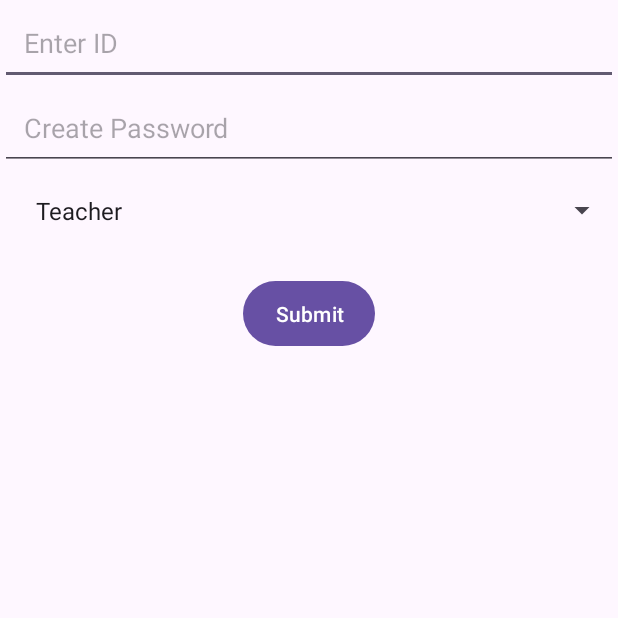
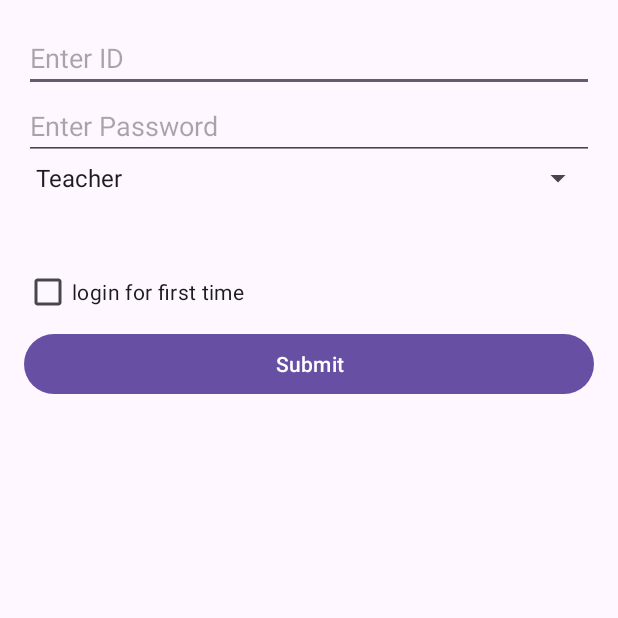
Before and after one commit to Urva2/geoment-smart_attendance, an Android app: the LoginActivity screen opened directly, with no data from a screen before it, after a tap on "Submit", on a phone screen of 412 x 824 dp, the top half of it. Run offline under Robolectric (Android 15) with nearby library versions, the phone set to English and light mode, and no system bars; our stand-ins replace Firebase (no records; nobody signed in at launch, a user with empty details on screens opened directly).

Commit message:
third commit

```diff
--- a/app/src/main/AndroidManifest.xml
+++ b/app/src/main/AndroidManifest.xml
@@ -12,6 +12,12 @@
         android:supportsRtl="true"
         android:theme="@style/Theme.Attendance"
         tools:targetApi="31">
+        <activity
+            android:name=".StudentMainActivity2"
+            android:exported="false" />
+        <activity
+            android:name=".StudentMainActivity1"
+            android:exported="false" />
         <activity
             android:name=".AppointLectureActivity"
             android:exported="false" />
--- a/app/src/main/java/com/example/attendance/LoginActivity.java
+++ b/app/src/main/java/com/example/attendance/LoginActivity.java
@@ -1,75 +1,86 @@
 package com.example.attendance;
-
 import android.content.Intent;
 import android.os.Bundle;
 import android.view.View;
-import android.widget.Button;
+import android.widget.CheckBox;
 import android.widget.EditText;
 import android.widget.Spinner;
 import android.widget.Toast;
-
+import android.widget.Button;
+import android.widget.AdapterView;
 import androidx.appcompat.app.AppCompatActivity;
-
 import com.google.firebase.auth.FirebaseAuth;
 import com.google.firebase.auth.FirebaseUser;
 
 public class LoginActivity extends AppCompatActivity {
 
-    private EditText idEditText, passwordEditText;
-    private Spinner roleSpinner;
-    private Button loginButton;
-
+    private EditText etID, etPassword;
+    private Spinner spinnerUserType;
+    private CheckBox cbStudent;
+    private Button btnSubmit;
     private FirebaseAuth mAuth;
+    private String selectedUserType;
 
     @Override
     protected void onCreate(Bundle savedInstanceState) {
         super.onCreate(savedInstanceState);
         setContentView(R.layout.activity_login);
 
-        // Initialize Firebase Auth
+        etID = findViewById(R.id.etID);
+        etPassword = findViewById(R.id.etPassword);
+        spinnerUserType = findViewById(R.id.spinnerUserType);
+        cbStudent = findViewById(R.id.cbStudent);
+        btnSubmit = findViewById(R.id.btnSubmit);
+
         mAuth = FirebaseAuth.getInstance();
 
+        // Spinner onItemSelectedListener for user type (Student or Teacher)
+        spinnerUserType.setOnItemSelectedListener(new AdapterView.OnItemSelectedListener() {
+            @Override
+            public void onItemSelected(AdapterView<?> parentView, View selectedItemView, int position, long id) {
+                selectedUserType = parentView.getItemAtPosition(position).toString();
+            }
 
-        // Initialize Views
-        idEditText = findViewById(R.id.idEditText);
-        passwordEditText = findViewById(R.id.passwordEditText);
-        roleSpinner = findViewById(R.id.roleSpinner);
-        loginButton = findViewById(R.id.submitButton);
+            @Override
+            public void onNothingSelected(AdapterView<?> parentView) {
+                selectedUserType = null;
+            }
+        });
 
-        // On clicking the login button, authenticate the user
-        loginButton.setOnClickListener(v -> loginUser());
+        // Submit button click listener
+        btnSubmit.setOnClickListener(view -> authenticateUser());
     }
 
-    private void loginUser() {
-        String Email = idEditText.getText().toString().trim();
-        String password = passwordEditText.getText().toString().trim();
-        String selectedRole = roleSpinner.getSelectedItem().toString();
+    private void authenticateUser() {
+        String userID = etID.getText().toString().trim();
+        String userPassword = etPassword.getText().toString().trim();
 
-        // Input validation
-        if (Email.isEmpty() || password.isEmpty()) {
-            Toast.makeText(LoginActivity.this, "Please enter ID and password", Toast.LENGTH_SHORT).show();
+        if (userID.isEmpty() || userPassword.isEmpty()) {
+            Toast.makeText(this, "Please enter both ID and Password", Toast.LENGTH_SHORT).show();
             return;
         }
 
-        // Authenticate using Firebase Authentication
-        mAuth.signInWithEmailAndPassword(Email, password)
-                .addOnCompleteListener(task -> {
+        mAuth.signInWithEmailAndPassword(userID, userPassword)
+                .addOnCompleteListener(this, task -> {
                     if (task.isSuccessful()) {
                         FirebaseUser user = mAuth.getCurrentUser();
                         if (user != null) {
-                            // Check role and navigate accordingly
-                            if (selectedRole.equals("Teacher")) {
-                                Intent intent = new Intent(LoginActivity.this, TeacherMainActivity.class);
-                                startActivity(intent);
-                                finish();  // To close the LoginActivity once logged in
-                            } else if (selectedRole.equals("Student")) {
-                                Intent intent = new Intent(LoginActivity.this, StudentMainActivity.class);
-                                startActivity(intent);
-                                finish();  // To close the LoginActivity once logged in
+                            // Check selected user type and checkbox status
+                            if ("Student".equals(selectedUserType)) {
+                                if (cbStudent.isChecked()) {
+                                    // Navigate to MainActivity1 (Student Main Activity 1)
+                                    startActivity(new Intent(LoginActivity.this, StudentMainActivity1.class));
+                                } else {
+                                    // Navigate to MainActivity2 (Student Main Activity 2)
+                                    startActivity(new Intent(LoginActivity.this, StudentMainActivity2.class));
+                                }
+                            } else if ("Teacher".equals(selectedUserType)) {
+                                // Navigate to Teacher Main Activity
+                                startActivity(new Intent(LoginActivity.this, TeacherMainActivity.class));
                             }
                         }
                     } else {
-                        Toast.makeText(LoginActivity.this, "Login failed: " + task.getException().getMessage(), Toast.LENGTH_SHORT).show();
+                        Toast.makeText(LoginActivity.this, "Authentication Failed", Toast.LENGTH_SHORT).show();
                     }
                 });
     }
--- a/app/src/main/java/com/example/attendance/RegisterActivity.java
+++ b/app/src/main/java/com/example/attendance/RegisterActivity.java
@@ -13,9 +13,10 @@ import com.google.firebase.auth.FirebaseAuth;
 public class RegisterActivity extends AppCompatActivity {
 
     private EditText idEditText, passwordEditText;
-    private Spinner roleSpinner;
+
 
     private FirebaseAuth mAuth;
+    private Spinner roleSpinner;
 
     @Override
     protected void onCreate(Bundle savedInstanceState) {
@@ -34,6 +35,7 @@ public class RegisterActivity extends AppCompatActivity {
         // On clicking the register button, register the user
         registerButton.setOnClickListener(v -> registerUser());
     }
+
 
     private void registerUser() {
         String id = idEditText.getText().toString().trim();
@@ -58,7 +60,7 @@ public class RegisterActivity extends AppCompatActivity {
                             Intent intent = new Intent(RegisterActivity.this, TeacherMainActivity.class);
                             startActivity(intent);
                         } else if (selectedRole.equals("Student")) {
-                            Intent intent = new Intent(RegisterActivity.this, StudentMainActivity.class);
+                            Intent intent = new Intent(RegisterActivity.this, LoginActivity.class);
                             startActivity(intent);
                         }
                     } else {
--- a/app/src/main/res/layout/activity_login.xml
+++ b/app/src/main/res/layout/activity_login.xml
@@ -1,55 +1,47 @@
 <?xml version="1.0" encoding="utf-8"?>
-<androidx.constraintlayout.widget.ConstraintLayout xmlns:android="http://schemas.android.com/apk/res/android"
-    xmlns:app="http://schemas.android.com/apk/res-auto"
-    xmlns:tools="http://schemas.android.com/tools"
+<LinearLayout xmlns:android="http://schemas.android.com/apk/res/android"
     android:layout_width="match_parent"
     android:layout_height="match_parent"
-    tools:context=".RegisterActivity">
+    android:orientation="vertical"
+    android:padding="16dp">
 
-    <!-- ID Input Field -->
+    <!-- ID input -->
     <EditText
-        android:id="@+id/idEditText"
-        android:layout_width="0dp"
+        android:id="@+id/etID"
+        android:layout_width="match_parent"
         android:layout_height="wrap_content"
         android:hint="Enter ID"
-        app:layout_constraintEnd_toEndOf="parent"
-        app:layout_constraintStart_toStartOf="parent"
-        app:layout_constraintTop_toTopOf="parent"
-        android:padding="16dp"/>
+        android:inputType="text" />
 
-    <!-- Password Input Field -->
+    <!-- Password input -->
     <EditText
-        android:id="@+id/passwordEditText"
-        android:layout_width="0dp"
+        android:id="@+id/etPassword"
+        android:layout_width="match_parent"
         android:layout_height="wrap_content"
-        android:hint="Create Password"
-        android:inputType="textPassword"
-        app:layout_constraintEnd_toEndOf="parent"
-        app:layout_constraintStart_toStartOf="parent"
-        app:layout_constraintTop_toBottomOf="@id/idEditText"
-        android:padding="16dp"/>
+        android:hint="Enter Password"
+        android:inputType="textPassword" />
 
-    <!-- Role Selection Spinner with options -->
+    <!-- Spinner for user type selection -->
     <Spinner
-        android:id="@+id/roleSpinner"
-        android:layout_width="0dp"
+        android:id="@+id/spinnerUserType"
+        android:layout_width="match_parent"
+        android:entries="@array/role_array"
+        android:layout_height="wrap_content" />
+
+    <!-- Checkbox for student -->
+
+    <!-- Submit button -->
+    <CheckBox
+        android:id="@+id/cbStudent"
+        android:layout_width="wrap_content"
+        android:layout_marginTop="40dp"
         android:layout_height="wrap_content"
-        app:layout_constraintEnd_toEndOf="parent"
-        app:layout_constraintStart_toStartOf="parent"
-        app:layout_constraintTop_toBottomOf="@id/passwordEditText"
-        android:padding="16dp"
-        android:entries="@array/role_array"/>
+        android:text="login for first time" />
 
-    <!-- Submit Button -->
     <Button
-        android:id="@+id/submitButton"
-        android:layout_width="wrap_content"
+        android:id="@+id/btnSubmit"
+        android:layout_width="match_parent"
         android:layout_height="wrap_content"
-        android:text="Submit"
-        app:layout_constraintEnd_toEndOf="parent"
-        app:layout_constraintStart_toStartOf="parent"
-        app:layout_constraintTop_toBottomOf="@id/roleSpinner"
-        android:layout_marginTop="16dp"
-        android:padding="12dp"/>
 
-</androidx.constraintlayout.widget.ConstraintLayout>
+        android:text="Submit" />
+</LinearLayout>
```
Also changed, not shown: app/src/main/java/com/example/attendance/AppointLectureActivity.java (+21 -3 lines), app/src/main/java/com/example/attendance/StudentMainActivity1.java (renamed from app/src/main/java/com/example/attendance/StudentMainActivity.java, +17 -17 lines), app/src/main/java/com/example/attendance/StudentMainActivity2.java (added, +108 -0 lines), app/src/main/res/layout/activity_appoint_lecture.xml (+16 -1 lines), app/src/main/res/layout/activity_student_main1.xml (renamed from app/src/main/res/layout/activity_student_main.xml, +2 -6 lines), app/src/main/res/layout/activity_student_main2.xml (added, +61 -0 lines), app/src/main/res/values/strings.xml (indentation only).
